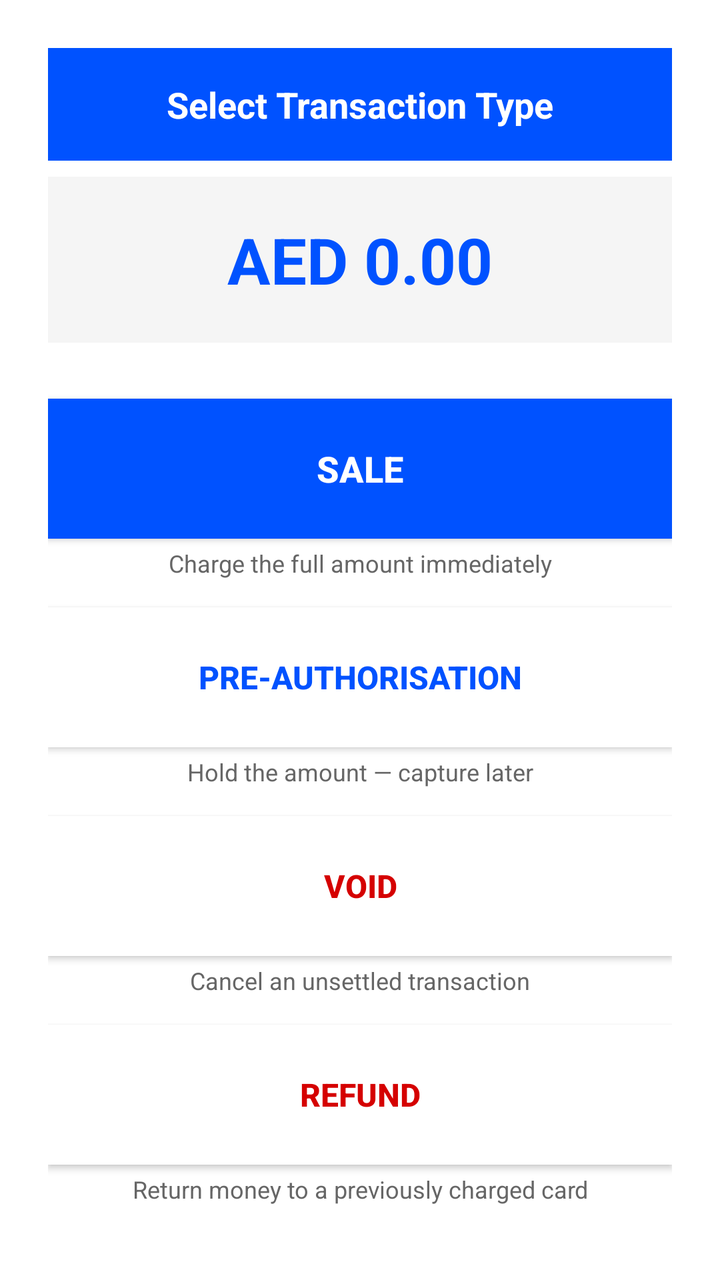
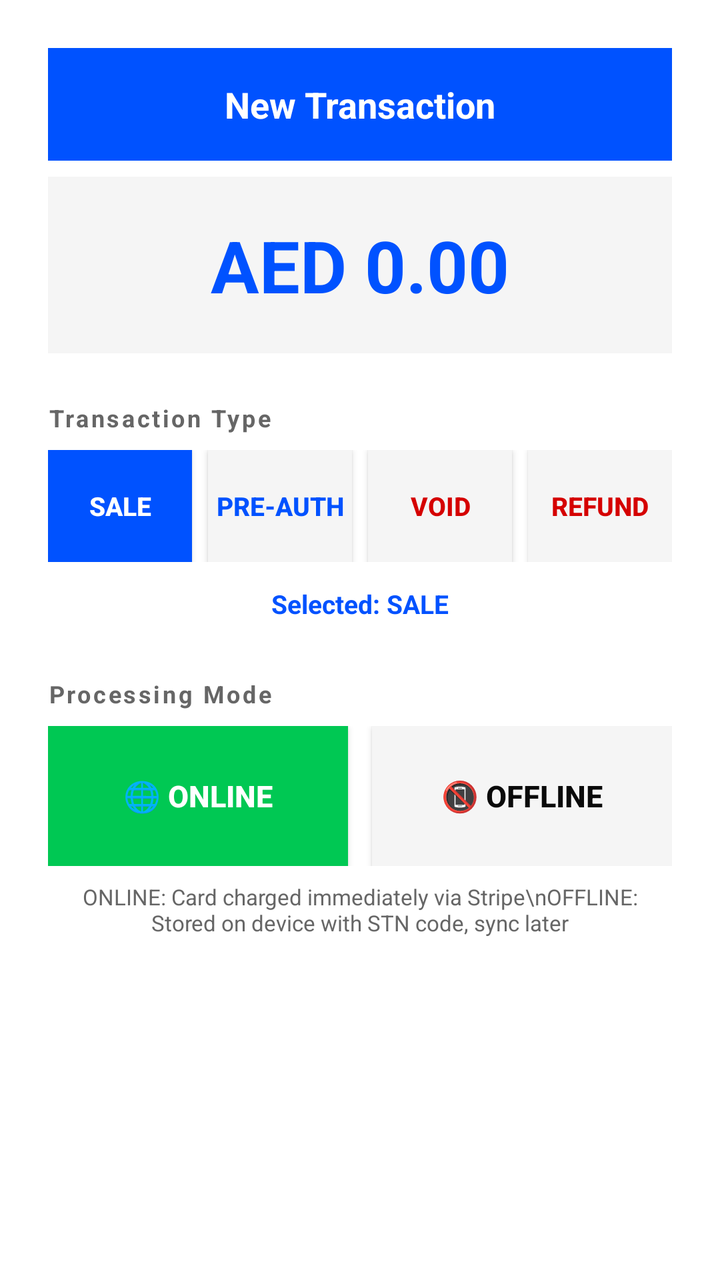

The first picture is an Android layout as it rendered before a commit; the second is the same layout after the commit. The layout source and the unified diff follow.
<!-- AndroidManifest.xml: activity theme Theme.PrimeStackTapToPay -->
<!-- res/layout/activity_transaction_type.xml -->
<?xml version="1.0" encoding="utf-8"?>
<LinearLayout xmlns:android="http://schemas.android.com/apk/res/android"
    android:layout_width="match_parent"
    android:layout_height="match_parent"
    android:background="@color/white"
    android:orientation="vertical"
    android:padding="24dp">

    <TextView
        android:layout_width="match_parent"
        android:layout_height="wrap_content"
        android:background="@color/primestack_primary"
        android:text="Select Transaction Type"
        android:textColor="@color/white"
        android:textSize="18sp"
        android:textStyle="bold"
        android:padding="16dp"
        android:gravity="center" />

    
    <TextView
        android:id="@+id/tvTxAmount"
        android:layout_width="match_parent"
        android:layout_height="wrap_content"
        android:text="AED 0.00"
        android:textColor="@color/primestack_primary"
        android:textSize="32sp"
        android:textStyle="bold"
        android:gravity="center"
        android:padding="20dp"
        android:layout_marginTop="8dp"
        android:background="@color/primestack_light_gray" />

    
    <Button
        android:id="@+id/btnTxSale"
        android:layout_width="match_parent"
        android:layout_height="70dp"
        android:text="SALE"
        android:textSize="18sp"
        android:textStyle="bold"
        android:background="@color/primestack_primary"
        android:textColor="@color/white"
        android:layout_marginTop="28dp" />

    <TextView
        android:layout_width="match_parent"
        android:layout_height="wrap_content"
        android:text="Charge the full amount immediately"
        android:textColor="@color/primestack_gray"
        android:textSize="12sp"
        android:gravity="center"
        android:layout_marginTop="4dp" />

    
    <Button
        android:id="@+id/btnTxPreAuth"
        android:layout_width="match_parent"
        android:layout_height="70dp"
        android:text="PRE-AUTHORISATION"
        android:textSize="16sp"
        android:textStyle="bold"
        android:background="@color/white"
        android:textColor="@color/primestack_primary"
        android:layout_marginTop="14dp" />

    <TextView
        android:layout_width="match_parent"
        android:layout_height="wrap_content"
        android:text="Hold the amount — capture later"
        android:textColor="@color/primestack_gray"
        android:textSize="12sp"
        android:gravity="center"
        android:layout_marginTop="4dp" />

    
    <Button
        android:id="@+id/btnTxVoid"
        android:layout_width="match_parent"
        android:layout_height="70dp"
        android:text="VOID"
        android:textSize="16sp"
        android:textStyle="bold"
        android:background="@color/white"
        android:textColor="@color/primestack_danger"
        android:layout_marginTop="14dp" />

    <TextView
        android:layout_width="match_parent"
        android:layout_height="wrap_content"
        android:text="Cancel an unsettled transaction"
        android:textColor="@color/primestack_gray"
        android:textSize="12sp"
        android:gravity="center"
        android:layout_marginTop="4dp" />

    
    <Button
        android:id="@+id/btnTxRefund"
        android:layout_width="match_parent"
        android:layout_height="70dp"
        android:text="REFUND"
        android:textSize="16sp"
        android:textStyle="bold"
        android:background="@color/white"
        android:textColor="@color/primestack_danger"
        android:layout_marginTop="14dp" />

    <TextView
        android:layout_width="match_parent"
        android:layout_height="wrap_content"
        android:text="Return money to a previously charged card"
        android:textColor="@color/primestack_gray"
        android:textSize="12sp"
        android:gravity="center"
        android:layout_marginTop="4dp" />

</LinearLayout>
<!-- resources referenced by this layout -->
<resources>
  <color name="primestack_danger">#D50000</color>
  <color name="primestack_gray">#666666</color>
  <color name="primestack_light_gray">#F5F5F5</color>
  <color name="primestack_primary">#0052FF</color>
  <color name="white">#FFFFFFFF</color>
  <style name="Theme.PrimeStackTapToPay" parent="Theme.MaterialComponents.DayNight.DarkActionBar">
          
          <item name="colorPrimary">@color/purple_500</item>
          <item name="colorPrimaryVariant">@color/purple_700</item>
          <item name="colorOnPrimary">@color/white</item>
          
          <item name="colorSecondary">@color/teal_200</item>
          <item name="colorSecondaryVariant">@color/teal_700</item>
          <item name="colorOnSecondary">@color/black</item>
          
          <item name="android:statusBarColor">?attr/colorPrimaryVariant</item>
          
      </style>
  <color name="purple_500">#0052FF</color>
  <color name="purple_700">#0039B3</color>
  <color name="teal_200">#00D1FF</color>
  <color name="teal_700">#0099CC</color>
  <color name="black">#FF000000</color>
</resources>

<!-- the commit's change to res/layout/activity_transaction_type.xml (unified diff, before → after) -->
@@ -1,118 +1,171 @@
 <?xml version="1.0" encoding="utf-8"?>
-<LinearLayout xmlns:android="http://schemas.android.com/apk/res/android"
+<ScrollView xmlns:android="http://schemas.android.com/apk/res/android"
     android:layout_width="match_parent"
     android:layout_height="match_parent"
-    android:background="@color/white"
-    android:orientation="vertical"
-    android:padding="24dp">
+    android:background="@color/white">
 
-    <TextView
+    <LinearLayout
         android:layout_width="match_parent"
         android:layout_height="wrap_content"
-        android:background="@color/primestack_primary"
-        android:text="Select Transaction Type"
-        android:textColor="@color/white"
-        android:textSize="18sp"
-        android:textStyle="bold"
-        android:padding="16dp"
-        android:gravity="center" />
+        android:orientation="vertical"
+        android:padding="24dp">
 
-    
-    <TextView
-        android:id="@+id/tvTxAmount"
-        android:layout_width="match_parent"
-        android:layout_height="wrap_content"
-        android:text="AED 0.00"
-        android:textColor="@color/primestack_primary"
-        android:textSize="32sp"
-        android:textStyle="bold"
-        android:gravity="center"
-        android:padding="20dp"
-        android:layout_marginTop="8dp"
-        android:background="@color/primestack_light_gray" />
+        <TextView
+            android:layout_width="match_parent"
+            android:layout_height="wrap_content"
+            android:background="@color/primestack_primary"
+            android:text="New Transaction"
+            android:textColor="@color/white"
+            android:textSize="18sp"
+            android:textStyle="bold"
+            android:padding="16dp"
+            android:gravity="center" />
 
-    
-    <Button
-        android:id="@+id/btnTxSale"
-        android:layout_width="match_parent"
-        android:layout_height="70dp"
-        android:text="SALE"
-        android:textSize="18sp"
-        android:textStyle="bold"
-        android:background="@color/primestack_primary"
-        android:textColor="@color/white"
-        android:layout_marginTop="28dp" />
+        
+        <TextView
+            android:id="@+id/tvTxAmount"
+            android:layout_width="match_parent"
+            android:layout_height="wrap_content"
+            android:text="AED 0.00"
+            android:textColor="@color/primestack_primary"
+            android:textSize="36sp"
+            android:textStyle="bold"
+            android:gravity="center"
+            android:padding="20dp"
+            android:layout_marginTop="8dp"
+            android:background="@color/primestack_light_gray" />
 
-    <TextView
-        android:layout_width="match_parent"
-        android:layout_height="wrap_content"
-        android:text="Charge the full amount immediately"
-        android:textColor="@color/primestack_gray"
-        android:textSize="12sp"
-        android:gravity="center"
-        android:layout_marginTop="4dp" />
+        
+        <TextView
+            android:layout_width="wrap_content"
+            android:layout_height="wrap_content"
+            android:text="Transaction Type"
+            android:textColor="@color/primestack_gray"
+            android:textSize="12sp"
+            android:textStyle="bold"
+            android:letterSpacing="0.1"
+            android:layout_marginTop="24dp"
+            android:layout_marginBottom="8dp" />
 
-    
-    <Button
-        android:id="@+id/btnTxPreAuth"
-        android:layout_width="match_parent"
-        android:layout_height="70dp"
-        android:text="PRE-AUTHORISATION"
-        android:textSize="16sp"
-        android:textStyle="bold"
-        android:background="@color/white"
-        android:textColor="@color/primestack_primary"
-        android:layout_marginTop="14dp" />
+        <LinearLayout
+            android:layout_width="match_parent"
+            android:layout_height="wrap_content"
+            android:orientation="horizontal">
 
-    <TextView
-        android:layout_width="match_parent"
-        android:layout_height="wrap_content"
-        android:text="Hold the amount — capture later"
-        android:textColor="@color/primestack_gray"
-        android:textSize="12sp"
-        android:gravity="center"
-        android:layout_marginTop="4dp" />
+            <Button
+                android:id="@+id/btnTxSale"
+                android:layout_width="0dp"
+                android:layout_height="56dp"
+                android:layout_weight="1"
+                android:text="SALE"
+                android:textSize="13sp"
+                android:textStyle="bold"
+                android:background="@color/primestack_primary"
+                android:textColor="@color/white"
+                android:layout_marginEnd="4dp" />
 
-    
-    <Button
-        android:id="@+id/btnTxVoid"
-        android:layout_width="match_parent"
-        android:layout_height="70dp"
-        android:text="VOID"
-        android:textSize="16sp"
-        android:textStyle="bold"
-        android:background="@color/white"
-        android:textColor="@color/primestack_danger"
-        android:layout_marginTop="14dp" />
+            <Button
+                android:id="@+id/btnTxPreAuth"
+                android:layout_width="0dp"
+                android:layout_height="56dp"
+                android:layout_weight="1"
+                android:text="PRE-AUTH"
+                android:textSize="13sp"
+                android:textStyle="bold"
+                android:background="@color/primestack_light_gray"
+                android:textColor="@color/primestack_primary"
+                android:layout_marginStart="4dp"
+                android:layout_marginEnd="4dp" />
 
-    <TextView
-        android:layout_width="match_parent"
-        android:layout_height="wrap_content"
-        android:text="Cancel an unsettled transaction"
-        android:textColor="@color/primestack_gray"
-        android:textSize="12sp"
-        android:gravity="center"
-        android:layout_marginTop="4dp" />
+            <Button
+                android:id="@+id/btnTxVoid"
+                android:layout_width="0dp"
+                android:layout_height="56dp"
+                android:layout_weight="1"
+                android:text="VOID"
+                android:textSize="13sp"
+                android:textStyle="bold"
+                android:background="@color/primestack_light_gray"
+                android:textColor="@color/primestack_danger"
+                android:layout_marginStart="4dp"
+                android:layout_marginEnd="4dp" />
 
-    
-    <Button
-        android:id="@+id/btnTxRefund"
-        android:layout_width="match_parent"
-        android:layout_height="70dp"
-        android:text="REFUND"
-        android:textSize="16sp"
-        android:textStyle="bold"
-        android:background="@color/white"
-        android:textColor="@color/primestack_danger"
-        android:layout_marginTop="14dp" />
+            <Button
+                android:id="@+id/btnTxRefund"
+                android:layout_width="0dp"
+                android:layout_height="56dp"
+                android:layout_weight="1"
+                android:text="REFUND"
+                android:textSize="13sp"
+                android:textStyle="bold"
+                android:background="@color/primestack_light_gray"
+                android:textColor="@color/primestack_danger"
+                android:layout_marginStart="4dp" />
+        </LinearLayout>
 
-    <TextView
-        android:layout_width="match_parent"
-        android:layout_height="wrap_content"
-        android:text="Return money to a previously charged card"
-        android:textColor="@color/primestack_gray"
-        android:textSize="12sp"
-        android:gravity="center"
-        android:layout_marginTop="4dp" />
+        
+        <TextView
+            android:id="@+id/tvSelectedType"
+            android:layout_width="match_parent"
+            android:layout_height="wrap_content"
+            android:text="Selected: SALE"
+            android:textColor="@color/primestack_primary"
+            android:textSize="13sp"
+            android:textStyle="bold"
+            android:gravity="center"
+            android:padding="8dp"
+            android:layout_marginTop="4dp" />
 
-</LinearLayout>
+        
+        <TextView
+            android:layout_width="wrap_content"
+            android:layout_height="wrap_content"
+            android:text="Processing Mode"
+            android:textColor="@color/primestack_gray"
+            android:textSize="12sp"
+            android:textStyle="bold"
+            android:letterSpacing="0.1"
+            android:layout_marginTop="20dp"
+            android:layout_marginBottom="8dp" />
+
+        <LinearLayout
+            android:layout_width="match_parent"
+            android:layout_height="wrap_content"
+            android:orientation="horizontal">
+
+            <Button
+                android:id="@+id/btnModeOnline"
+                android:layout_width="0dp"
+                android:layout_height="70dp"
+                android:layout_weight="1"
+                android:text="🌐 ONLINE"
+                android:textSize="15sp"
+                android:textStyle="bold"
+                android:background="@color/primestack_success"
+                android:textColor="@color/white"
+                android:layout_marginEnd="6dp" />
+
+            <Button
+                android:id="@+id/btnModeOffline"
+                android:layout_width="0dp"
+                android:layout_height="70dp"
+                android:layout_weight="1"
+                android:text="📵 OFFLINE"
+                android:textSize="15sp"
+                android:textStyle="bold"
+                android:background="@color/primestack_light_gray"
+                android:textColor="@color/primestack_secondary"
+                android:layout_marginStart="6dp" />
+        </LinearLayout>
+
+        <TextView
+            android:layout_width="match_parent"
+            android:layout_height="wrap_content"
+            android:text="ONLINE: Card charged immediately via Stripe\nOFFLINE: Stored on device with STN code, sync later"
+            android:textColor="@color/primestack_gray"
+            android:textSize="11sp"
+            android:gravity="center"
+            android:layout_marginTop="8dp" />
+
+    </LinearLayout>
+</ScrollView>
<!-- resource entries referenced after the edit -->
@@ -4,6 +4,8 @@
   <color name="primestack_gray">#666666</color>
   <color name="primestack_light_gray">#F5F5F5</color>
   <color name="primestack_primary">#0052FF</color>
+  <color name="primestack_secondary">#0A0A0A</color>
+  <color name="primestack_success">#00C853</color>
   <color name="white">#FFFFFFFF</color>
   <style name="Theme.PrimeStackTapToPay" parent="Theme.MaterialComponents.DayNight.DarkActionBar">
           
